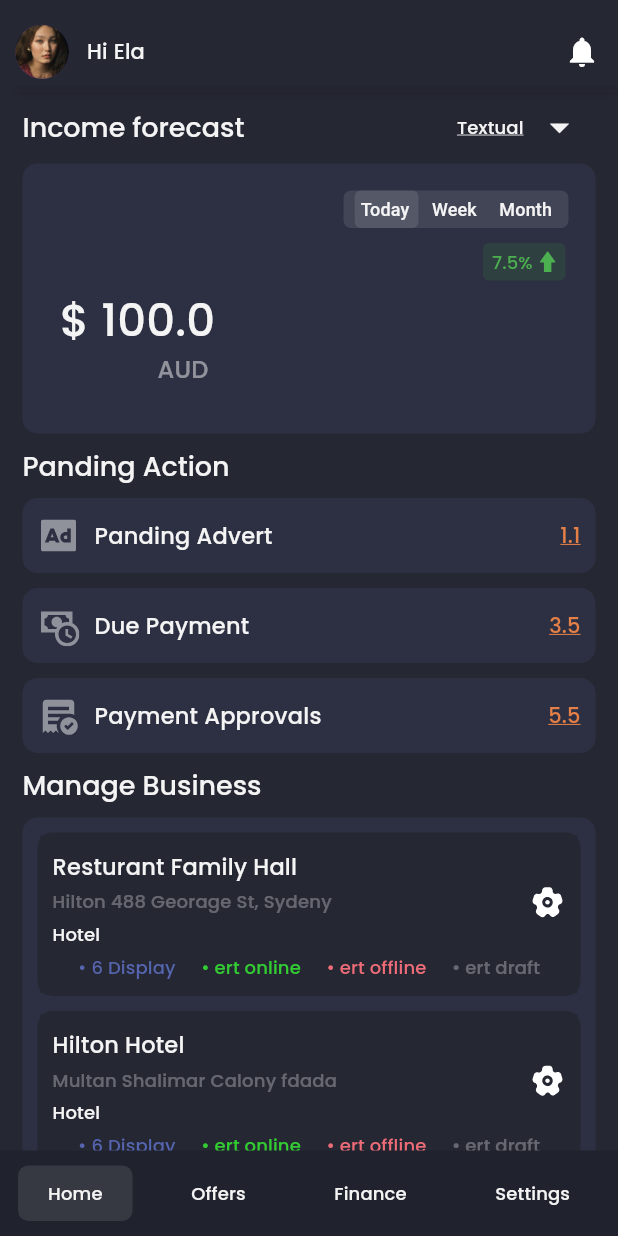
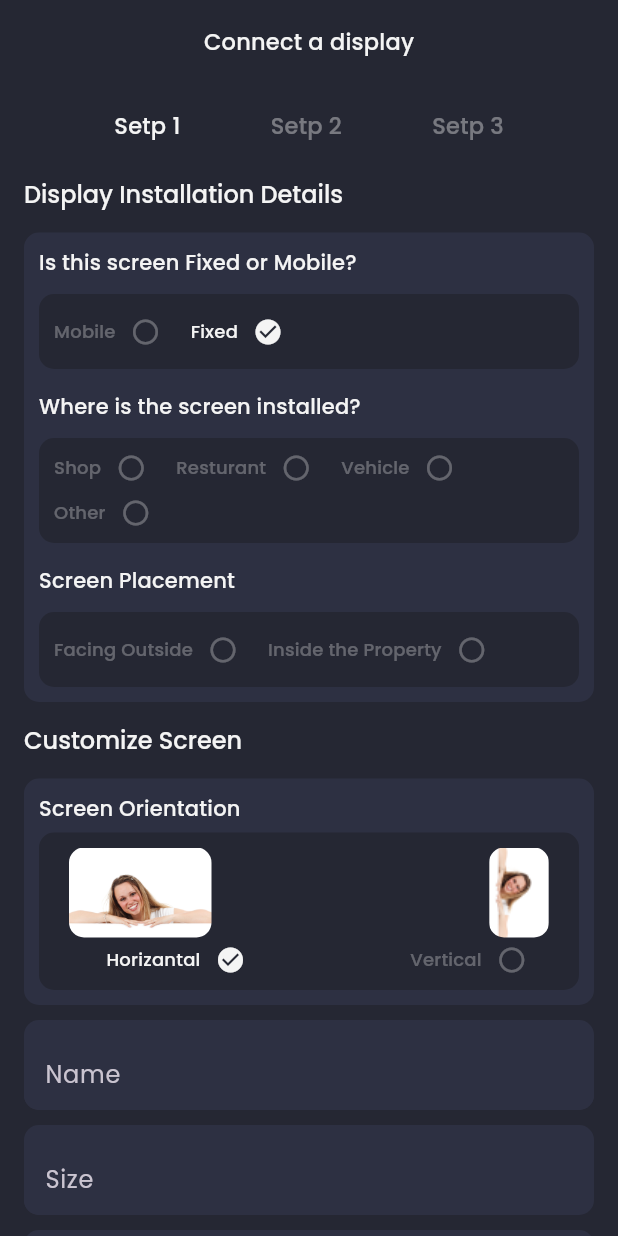
Before and after one commit to Mshahzad01/city17, a Flutter app: the screen it shows after launch, on a phone screen of 412 x 824 dp. Run offline on Flutter 3.47's test engine with Material 3 defaults, Android fonts, the phone set to English and light mode, and no system bars; our stand-ins replace flutter_bloc, flutter_svg, google_fonts, syncfusion_flutter_charts.

Commit message:
add conect a display  feature

```diff
--- a/lib/main.dart
+++ b/lib/main.dart
@@ -1,9 +1,7 @@
 import 'package:city17/config/dark_theme.dart';
 import 'package:city17/config/ongenerated_route.dart';
-import 'package:city17/src/feature/home/bottom_nav_bar/bottom_bar_screen.dart';
+import 'package:city17/src/feature/connect_display/screen/connet_display_setep1.dart';
 import 'package:city17/src/feature/home/cubit/home_cubit.dart';
-
-
 import 'package:flutter/material.dart';
 import 'package:flutter_bloc/flutter_bloc.dart';
 
@@ -17,12 +15,7 @@ class MyApp extends StatelessWidget {
   @override
   Widget build(BuildContext context) {
     return MultiBlocProvider(
-
-
-      providers: [
-
-        BlocProvider(create: (_)=> HomeCubit(),),
-      ],
+      providers: [BlocProvider(create: (_) => HomeCubit())],
       child: MaterialApp(
         debugShowCheckedModeBanner: false,
 
@@ -30,7 +23,8 @@ class MyApp extends StatelessWidget {
 
         theme: DarkTheme.theme,
 
-        initialRoute: BottomNavScreen.rotename,
+        // initialRoute: BottomNavScreen.rotename,
+        home: Connectdisplaysetpone(),
 
         /// SplashScreen.routename,
       ),
--- a/lib/src/constant/asset_string.dart
+++ b/lib/src/constant/asset_string.dart
@@ -4,28 +4,20 @@ mixin AssetString {
   static const logo = "assets/image/City17.png";
   static const networkimage =
       "https://unsplash.com/photos/portrait-of-a-happy-young-woman-8PcQnMCiXn0";
-
   static const arrowicon = "assets/icon/Vector.svg";
-
   static const line = "assets/icon/line.svg";
-
   static const userimage = "assets/image/i (1).png";
-
   static const orderaprovelicon = "assets/icon/order_aprove.svg";
-
   static const clockicon = "assets/icon/clock.svg";
-
   static const advertismenticon = "assets/icon/advertisment.svg";
   static const addoutline = "assets/icon/basil_add-outline.svg";
   static const settingicon = "assets/icon/settings.svg";
-
   static const drowpdownicon = "assets/icon/dropdownicon.svg";
-
   static const dropup = "assets/icon/dropup.svg";
   static const growthicon = "assets/icon/growthicon.svg";
-
   static const editicon = "assets/icon/editicon.svg";
   static const locationicon = "assets/icon/locationicon.svg";
-
   static const addicon = "assets/icon/addicon.svg";
+  static const horizantimage = "assets/image/horizantalimage.jpg";
+  static const verticalimage = "assets/image/verticalimage.png";
 }
--- a/lib/src/constant/string_data.dart
+++ b/lib/src/constant/string_data.dart
@@ -14,4 +14,20 @@ mixin StringData {
   static const businessaddress = "Business Address";
 
   static const businessname = "Business Name";
+
+  static const connectdisplay = "Connect a display";
+  static const displyinstallationdetils = "Display Installation Details";
+
+  static const isthisscreenFixedorMobile = "Is this screen Fixed or Mobile?";
+  static const whereisscreeninstalled = "Where is the screen installed?";
+
+  static const screenplacement = "Screen Placement";
+
+  static const customizescreen = "Customize Screen";
+  static const screenorientation = "Screen Orientation";
+
+  static const size = "Size";
+
+  static const adddiscription = "Add Description";
+  static const inches = "Inches";
 }
--- /dev/null
+++ b/lib/src/feature/connect_display/screen/connet_display_setep1.dart
@@ -0,0 +1,404 @@
+import 'package:city17/src/constant/app_color.dart';
+import 'package:city17/src/constant/asset_string.dart';
+import 'package:city17/src/constant/string_data.dart';
+import 'package:city17/src/core/extension/context_ext.dart';
+import 'package:city17/src/feature/connect_display/widgets/setep_indicator_widget.dart';
+import 'package:flutter/material.dart';
+
+import '../widgets/custom_radio_widget.dart';
+
+class Connectdisplaysetpone extends StatefulWidget {
+  Connectdisplaysetpone({super.key});
+
+  @override
+  State<Connectdisplaysetpone> createState() => _ConnectdisplaysetponeState();
+}
+
+class _ConnectdisplaysetponeState extends State<Connectdisplaysetpone> {
+  late TextEditingController _namecontroller;
+  late TextEditingController _sizecontroller;
+  late TextEditingController _discriptioncontroller;
+
+  @override
+  void initState() {
+    _namecontroller = TextEditingController();
+    _sizecontroller = TextEditingController();
+    _discriptioncontroller = TextEditingController();
+    super.initState();
+  }
+
+  @override
+  void dispose() {
+    _namecontroller.dispose();
+    _sizecontroller.dispose();
+    _discriptioncontroller.dispose();
+    super.dispose();
+  }
+
+  String screenType = "Fixed";
+  String screenLocation = "Restaurant";
+  String screenPlacement = "Inside";
+  String screenorination = "Horizantal";
+
+  @override
+  Widget build(BuildContext context) {
+    return Scaffold(
+      appBar: AppBar(
+        centerTitle: true,
+
+        title: Text(
+          StringData.connectdisplay,
+          style: context.myTextTheme.titleMedium,
+        ),
+      ),
+
+      body: SingleChildScrollView(
+        child: Padding(
+          padding: EdgeInsets.all(16),
+          child: Column(
+            crossAxisAlignment: CrossAxisAlignment.start,
+            children: [
+              SetepIndicatorWidget(currentsetyp: 0),
+
+              SizedBox(height: 24),
+              Text(
+                StringData.displyinstallationdetils,
+                style: context.myTextTheme.titleLarge?.copyWith(fontSize: 16),
+              ),
+
+              Container(
+                margin: EdgeInsets.only(top: 16),
+                padding: EdgeInsets.all(10),
+                decoration: BoxDecoration(
+                  borderRadius: BorderRadius.circular(10),
+                  color: AppColors.secondrybagroundcolor,
+                ),
+                child: Column(
+                  crossAxisAlignment: CrossAxisAlignment.start,
+                  children: [
+                    Text(
+                      StringData.isthisscreenFixedorMobile,
+                      style: context.myTextTheme.titleMedium?.copyWith(
+                        fontSize: 14,
+                      ),
+                    ),
+                    SizedBox(height: 10),
+
+                    Container(
+                      padding: EdgeInsets.only(left: 10),
+                      height: 50,
+                      decoration: BoxDecoration(
+                        borderRadius: BorderRadius.circular(10),
+                        color: AppColors.backgroundcolor,
+                      ),
+                      child: Row(
+                        mainAxisAlignment: MainAxisAlignment.start,
+                        children: [
+                          CustomRadioTile(
+                            label: "Mobile",
+                            value: "Mobile",
+                            groupValue: screenType,
+                            onChanged: (val) =>
+                                setState(() => screenType = val),
+                          ),
+
+                          SizedBox(width: 20),
+
+                          CustomRadioTile(
+                            label: "Fixed",
+                            value: "Fixed",
+                            groupValue: screenType,
+                            onChanged: (val) =>
+                                setState(() => screenType = val),
+                          ),
+                        ],
+                      ),
+                    ),
+
+                    SizedBox(height: 15),
+                    Text(
+                      StringData.whereisscreeninstalled,
+                      style: context.myTextTheme.titleMedium?.copyWith(
+                        fontSize: 14,
+                      ),
+                    ),
+                    Container(
+                      padding: EdgeInsets.only(left: 10, top: 10),
+                      margin: EdgeInsets.only(top: 10),
+                      height: 70,
+                      decoration: BoxDecoration(
+                        borderRadius: BorderRadius.circular(10),
+                        color: AppColors.backgroundcolor,
+                      ),
+                      child: Column(
+                        children: [
+                          Row(
+                            mainAxisAlignment: MainAxisAlignment.start,
+                            children: [
+                              CustomRadioTile(
+                                label: "Shop",
+                                value: "Shop",
+                                groupValue: screenLocation,
+                                onChanged: (val) =>
+                                    setState(() => screenLocation = val),
+                              ),
+
+                              SizedBox(width: 20),
+
+                              CustomRadioTile(
+                                label: "Resturant",
+                                value: "Resturant",
+                                groupValue: screenLocation,
+                                onChanged: (val) =>
+                                    setState(() => screenLocation = val),
+                              ),
+
+                              SizedBox(width: 20),
+
+                              CustomRadioTile(
+                                label: "Vehicle",
+                                value: "Vehicle",
+                                groupValue: screenLocation,
+                                onChanged: (val) =>
+                                    setState(() => screenLocation = val),
+                              ),
+                            ],
+                          ),
+                          SizedBox(height: 10),
+                          CustomRadioTile(
+                            label: "Other",
+                            value: "Other",
+                            groupValue: screenLocation,
+                            onChanged: (val) =>
+                                setState(() => screenLocation = val),
+                          ),
+                        ],
+                      ),
+                    ),
+                    SizedBox(height: 15),
+                    Text(
+                      StringData.screenplacement,
+                      style: context.myTextTheme.titleMedium?.copyWith(
+                        fontSize: 14,
+                      ),
+                    ),
+
+                    SizedBox(height: 10),
+
+                    Container(
+                      padding: EdgeInsets.only(left: 10),
+                      height: 50,
+                      decoration: BoxDecoration(
+                        borderRadius: BorderRadius.circular(10),
+                        color: AppColors.backgroundcolor,
+                      ),
+                      child: Row(
+                        mainAxisAlignment: MainAxisAlignment.start,
+                        children: [
+                          CustomRadioTile(
+                            label: "Facing Outside",
+                            value: "Facing Outside",
+                            groupValue: screenPlacement,
+                            onChanged: (val) =>
+                                setState(() => screenPlacement = val),
+                          ),
+
+                          SizedBox(width: 20),
+
+                          CustomRadioTile(
+                            label: "Inside the Property",
+                            value: "Inside this Property",
+                            groupValue: screenPlacement,
+                            onChanged: (val) =>
+                                setState(() => screenPlacement = val),
+                          ),
+                        ],
+                      ),
+                    ),
+                  ],
+                ),
+              ),
+
+              // Customize Screen
+              SizedBox(height: 15),
+              Text(
+                StringData.customizescreen,
+                style: context.myTextTheme.titleLarge?.copyWith(fontSize: 16),
+              ),
+              Container(
+                margin: EdgeInsets.only(top: 16),
+                padding: EdgeInsets.all(10),
+                decoration: BoxDecoration(
+                  borderRadius: BorderRadius.circular(10),
+                  color: AppColors.secondrybagroundcolor,
+                ),
+
+                child: Column(
+                  crossAxisAlignment: CrossAxisAlignment.start,
+                  children: [
+                    Text(
+                      StringData.screenorientation,
+                      style: context.myTextTheme.titleMedium?.copyWith(
+                        fontSize: 14,
+                      ),
+                    ),
+                    Container(
+                      margin: EdgeInsets.only(top: 05),
+                      padding: EdgeInsets.only(left: 10, top: 05),
+                      height: 105,
+                      decoration: BoxDecoration(
+                        borderRadius: BorderRadius.circular(10),
+                        color: AppColors.backgroundcolor,
+                      ),
+                      child: Column(
+                        crossAxisAlignment: CrossAxisAlignment.start,
+                        children: [
+                          Row(
+                            mainAxisAlignment: MainAxisAlignment.spaceBetween,
+                            children: [
+                              Container(
+                                margin: EdgeInsets.only(left: 10, top: 05),
+                                height: 60,
+                                width: 95,
+                                decoration: BoxDecoration(
+                                  borderRadius: BorderRadius.circular(10),
+                                  image: DecorationImage(
+                                    image: AssetImage(
+                                      AssetString.horizantimage,
+                                    ),
+                                    fit: BoxFit.cover,
+                                  ),
+                                ),
+                              ),
+
+                              Container(
+                                margin: EdgeInsets.only(right: 20, top: 05),
+                                height: 60,
+                                width: 40,
+                                decoration: BoxDecoration(
+                                  borderRadius: BorderRadius.circular(10),
+                                  image: DecorationImage(
+                                    image: AssetImage(
+                                      AssetString.verticalimage,
+                                    ),
+                                    fit: BoxFit.cover,
+                                  ),
+                                ),
+                              ),
+                            ],
+                          ),
+                          SizedBox(height: 05),
+                          Row(
+                            mainAxisAlignment: MainAxisAlignment.spaceEvenly,
+                            children: [
+                              CustomRadioTile(
+                                label: "Horizantal",
+                                value: "Horizantal",
+                                groupValue: screenorination,
+                                onChanged: (val) =>
+                                    setState(() => screenorination = val),
+                              ),
+
+                              SizedBox(width: 40),
+                              CustomRadioTile(
+                                label: "Vertical",
+                                value: "Vertical",
+                                groupValue: screenorination,
+                                onChanged: (val) =>
+                                    setState(() => screenorination = val),
+                              ),
+                            ],
+                          ),
+                        ],
+                      ),
+                    ),
+                  ],
+                ),
+              ),
+
+              SizedBox(height: 10),
+              Container(
+                padding: EdgeInsets.only(top: 12),
+                decoration: BoxDecoration(
+                  borderRadius: BorderRadius.circular(10),
+                  color: AppColors.secondrybagroundcolor,
+                ),
+                height: 60,
+
+                child: TextFormField(
+                  decoration: InputDecoration(
+                    contentPadding: EdgeInsets.only(left: 10, top: 05),
+                    fillColor: AppColors.secondrybagroundcolor,
+                    filled: true,
+                    label: Text(StringData.name),
+                    border: OutlineInputBorder(
+                      borderSide: BorderSide.none,
+                      borderRadius: BorderRadius.circular(10),
+                    ),
+                  ),
+                ),
+              ),
+
+              Container(
+                margin: EdgeInsets.only(top: 10, bottom: 10),
+                padding: EdgeInsets.only(top: 12, right: 05),
+                decoration: BoxDecoration(
+                  borderRadius: BorderRadius.circular(10),
+                  color: AppColors.secondrybagroundcolor,
+                ),
+                height: 60,
+
+                child: TextFormField(
+                  decoration: InputDecoration(
+                    contentPadding: EdgeInsets.only(left: 10, top: 05),
+                    fillColor: AppColors.secondrybagroundcolor,
+                    filled: true,
+                    label: Text(StringData.size),
+                    suffix: Text(
+                      'Inches',
+                      style: context.myTextTheme.titleSmall?.copyWith(
+                        fontSize: 11,
+                      ),
+                    ),
+                    border: OutlineInputBorder(
+                      borderSide: BorderSide.none,
+                      borderRadius: BorderRadius.circular(10),
+                    ),
+                  ),
+                ),
+              ),
+              Container(
+                margin: EdgeInsets.only(bottom: 10),
+                padding: EdgeInsets.only(top: 12, right: 05),
+                decoration: BoxDecoration(
+                  borderRadius: BorderRadius.circular(10),
+                  color: AppColors.secondrybagroundcolor,
+                ),
+                height: 90,
+
+                child: TextFormField(
+                  decoration: InputDecoration(
+                    contentPadding: EdgeInsets.only(left: 10, top: 05),
+                    fillColor: AppColors.secondrybagroundcolor,
+                    filled: true,
+                    label: Text(StringData.adddiscription),
+                    suffix: Text(
+                      StringData.inches,
+                      style: context.myTextTheme.titleSmall?.copyWith(
+                        fontSize: 11,
+                      ),
+                    ),
+                    border: OutlineInputBorder(
+                      borderSide: BorderSide.none,
+                      borderRadius: BorderRadius.circular(10),
+                    ),
+                  ),
+                ),
+              ),
+            ],
+          ),
+        ),
+      ),
+    );
+  }
+}
--- /dev/null
+++ b/lib/src/feature/connect_display/widgets/custom_radio_widget.dart
@@ -0,0 +1,55 @@
+import 'package:city17/src/constant/app_color.dart';
+import 'package:city17/src/core/extension/context_ext.dart';
+import 'package:flutter/material.dart';
+
+class CustomRadioTile extends StatelessWidget {
+  final String label;
+  final String value;
+  final String groupValue;
+  final void Function(String) onChanged;
+
+  const CustomRadioTile({
+    super.key,
+    required this.label,
+    required this.value,
+    required this.groupValue,
+    required this.onChanged,
+  });
+
+  @override
+  Widget build(BuildContext context) {
+    final bool isSelected = value == groupValue;
+
+    return GestureDetector(
+      onTap: () => onChanged(value),
+
+      child: Row(
+        mainAxisAlignment: MainAxisAlignment.spaceBetween,
+        children: [
+          Row(
+            children: [
+              Text(
+                label,
+                style: context.myTextTheme.titleMedium?.copyWith(
+                  color: isSelected
+                      ? AppColors.textcolor
+                      : AppColors.textcolor.withValues(alpha: 0.3),
+                  fontSize: 12,
+                ),
+              ),
+              SizedBox(width: 10),
+              Icon(
+                isSelected ? Icons.check_circle : Icons.circle_outlined,
+                color: isSelected
+                    ? AppColors.textcolor
+                    : AppColors.textcolor.withValues(alpha: 0.3),
+                size: 20,
+              ),
+            ],
+          ),
+        ],
+      ),
+      // ),
+    );
+  }
+}
--- /dev/null
+++ b/lib/src/feature/connect_display/widgets/setep_indicator_widget.dart
@@ -0,0 +1,28 @@
+import 'package:city17/src/constant/app_color.dart';
+import 'package:city17/src/core/extension/context_ext.dart';
+import 'package:flutter/material.dart';
+
+class SetepIndicatorWidget extends StatelessWidget {
+  SetepIndicatorWidget({super.key, required this.currentsetyp});
+
+  final int currentsetyp;
+
+  @override
+  Widget build(BuildContext context) {
+    return Row(
+      mainAxisAlignment: MainAxisAlignment.spaceEvenly,
+      children: List.generate(3, (index) {
+        return Container(
+          child: Text(
+            'Setp ${index + 1}',
+            style: context.myTextTheme.titleMedium?.copyWith(
+              color: index == currentsetyp
+                  ? AppColors.textcolor
+                  : AppColors.textcolor.withValues(alpha: 0.4),
+            ),
+          ),
+        );
+      }),
+    );
+  }
+}
--- a/pubspec.yaml
+++ b/pubspec.yaml
@@ -39,6 +39,7 @@ dependencies:
   syncfusion_flutter_charts: ^30.1.39
   dropdown_button2: ^2.3.9
   google_fonts: ^6.2.1
+
 
 dev_dependencies:
   flutter_test:
```
Also changed, not shown: assets/image/horizantalimage.jpg (added), assets/image/verticalimage.png (added).
